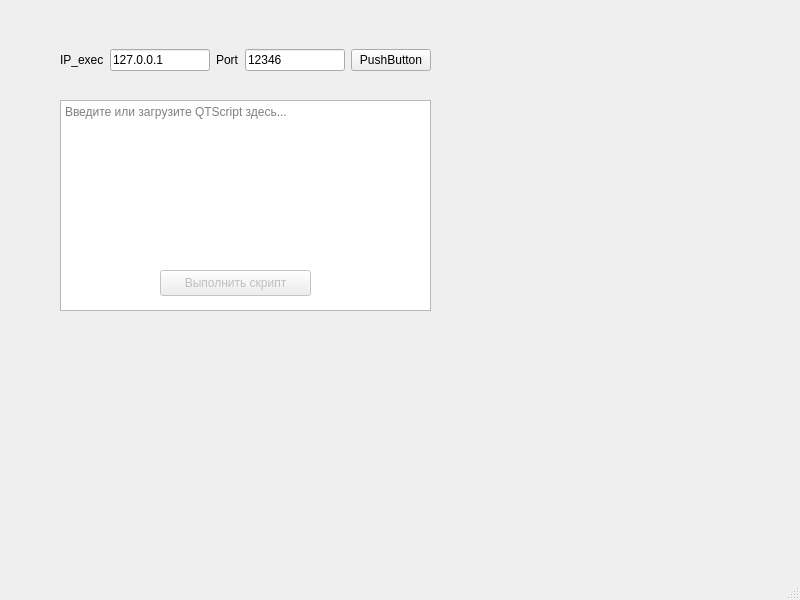
Old version of the form ScriptEditor/scripteditor.ui in the repository AlfaReggie/QTScriptEditor.
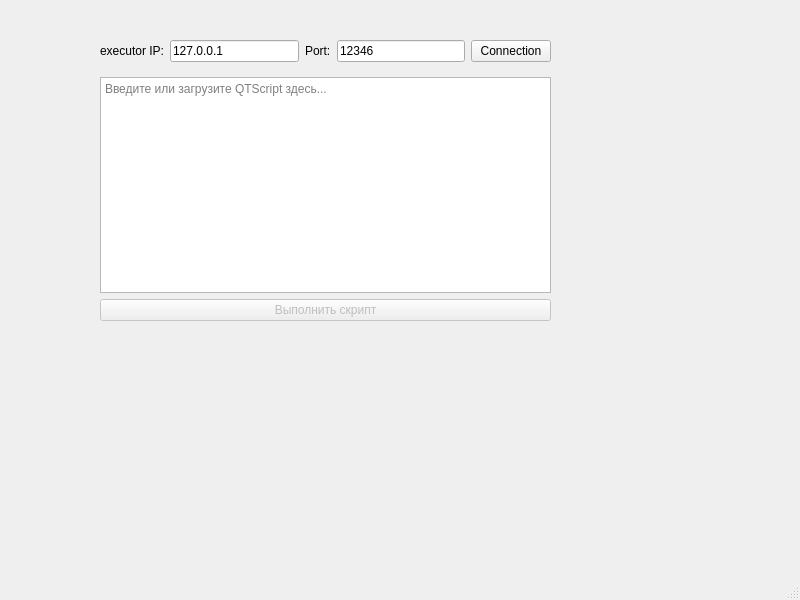
New version of the form.

What changed in the file:
```diff
--- a/ScriptEditor/scripteditor.ui
+++ b/ScriptEditor/scripteditor.ui
@@ -17,19 +17,25 @@
    <widget class="QWidget" name="verticalLayoutWidget">
     <property name="geometry">
      <rect>
-      <x>60</x>
-      <y>20</y>
-      <width>371</width>
-      <height>80</height>
+      <x>100</x>
+      <y>40</y>
+      <width>451</width>
+      <height>281</height>
      </rect>
     </property>
     <layout class="QVBoxLayout" name="verticalLayout">
      <item>
       <layout class="QHBoxLayout" name="horizontalLayout">
+       <property name="spacing">
+        <number>6</number>
+       </property>
+       <property name="bottomMargin">
+        <number>9</number>
+       </property>
        <item>
         <widget class="QLabel" name="label">
          <property name="text">
-          <string>IP_exec</string>
+          <string>executor IP:</string>
          </property>
         </widget>
        </item>
@@ -43,7 +49,7 @@
        <item>
         <widget class="QLabel" name="label_2">
          <property name="text">
-          <string>Port</string>
+          <string>Port:</string>
          </property>
         </widget>
        </item>
@@ -57,45 +63,33 @@
        <item>
         <widget class="QPushButton" name="pushButton">
          <property name="text">
-          <string>PushButton</string>
+          <string>Connection</string>
          </property>
         </widget>
        </item>
       </layout>
      </item>
-    </layout>
-   </widget>
+     <item>
    <widget class="QTextEdit" name="scriptEditor">
-    <property name="geometry">
-     <rect>
-      <x>60</x>
-      <y>100</y>
-      <width>371</width>
-      <height>211</height>
-     </rect>
-    </property>
     <property name="placeholderText">
      <string>Введите или загрузите QTScript здесь...</string>
     </property>
    </widget>
+     </item>
+     <item>
    <widget class="QPushButton" name="pushButton_2">
     <property name="enabled">
      <bool>false</bool>
     </property>
-    <property name="geometry">
-     <rect>
-      <x>160</x>
-      <y>270</y>
-      <width>151</width>
-      <height>26</height>
-     </rect>
-    </property>
     <property name="text">
      <string>Выполнить скрипт</string>
     </property>
    </widget>
-  </widget>
-  <widget class="QMenuBar" name="menubar">
+     </item>
+    </layout>
+   </widget>
+  </widget>
+  <widget class="QMenuBar" name="fail">
    <property name="geometry">
     <rect>
      <x>0</x>
```
Left out of the diff: 10 changed lines with no effect on the pictures. Lines whose indentation alone changed are shown as unchanged.
